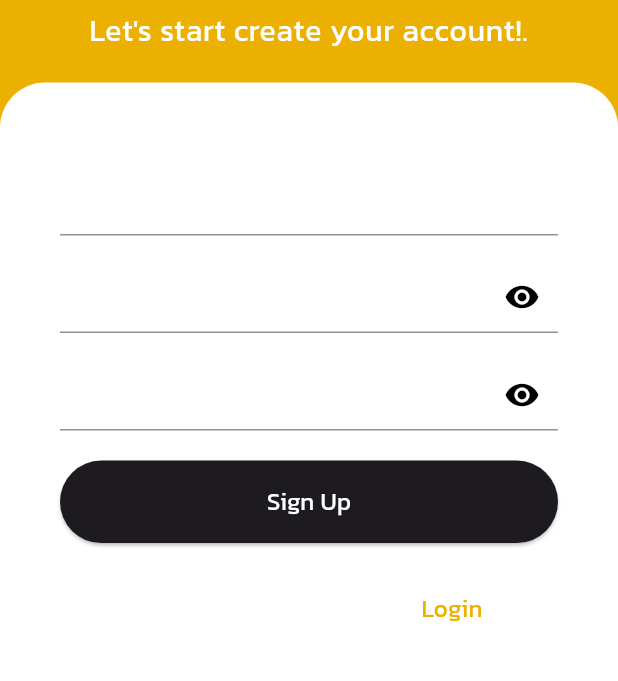
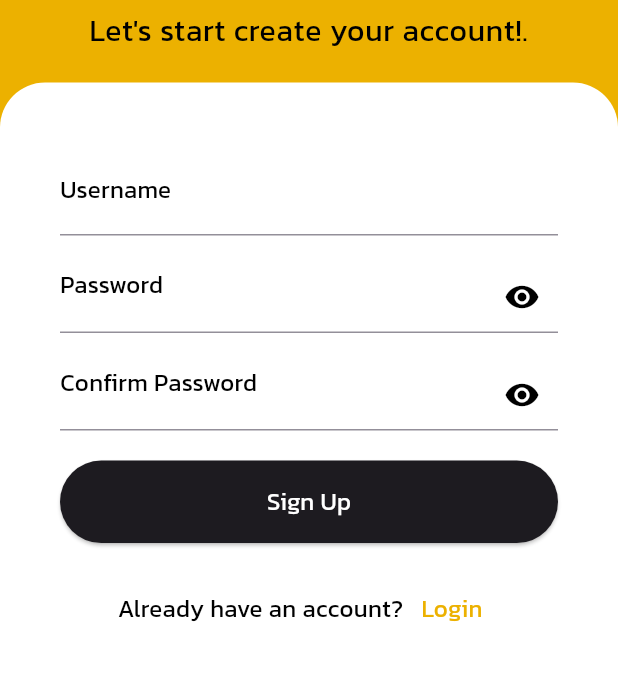
Before and after one commit to CS342-Mobile-Application/Campfin, a Flutter app: the screen it shows after launch, on a phone screen of 412 x 824 dp, the part 412-1093 px from its top. Run offline on Flutter 3.47's test engine with Material 3 defaults, Android fonts, the phone set to English and light mode, and no system bars; our stand-ins replace dio, get; missing offline and left inert: flutter_web_auth.

Commit message:
set color black

```diff
--- a/lib/main.dart
+++ b/lib/main.dart
@@ -56,21 +56,26 @@
                 fontFamily: 'Kanit',
                 fontSize: 18.0,
                 fontWeight: FontWeight.bold),
+
             titleLarge: TextStyle(
                 fontFamily: 'Kanit',
                 fontSize: 24.0,
                 fontWeight: FontWeight.bold),
+
             bodySmall: TextStyle(
               fontFamily: 'Kanit',
               fontSize: 14.0,
+                  color: Colors.black,
             ),
             bodyMedium: TextStyle(
               fontFamily: 'Kanit',
               fontSize: 16.0,
+                  color: Colors.black,
             ),
             bodyLarge: TextStyle(
               fontFamily: 'Kanit',
               fontSize: 20.0,
+              color: Colors.black,
             ),
 
             // Add more text styles as needed
```
Also changed, not shown: pubspec.lock.
